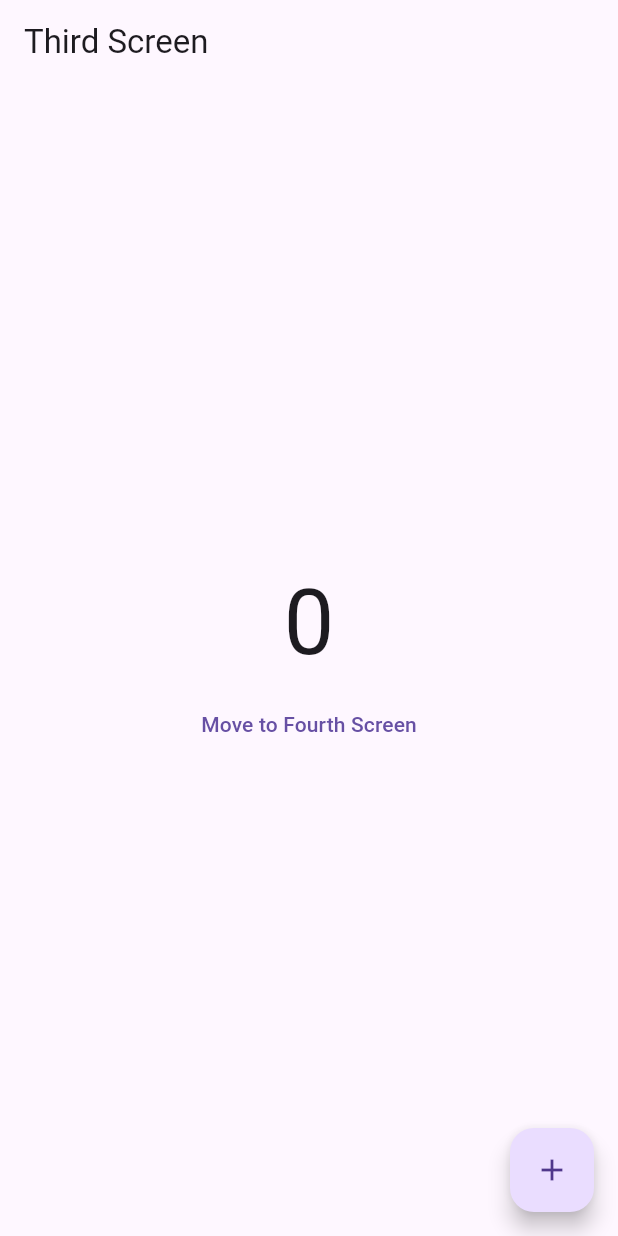
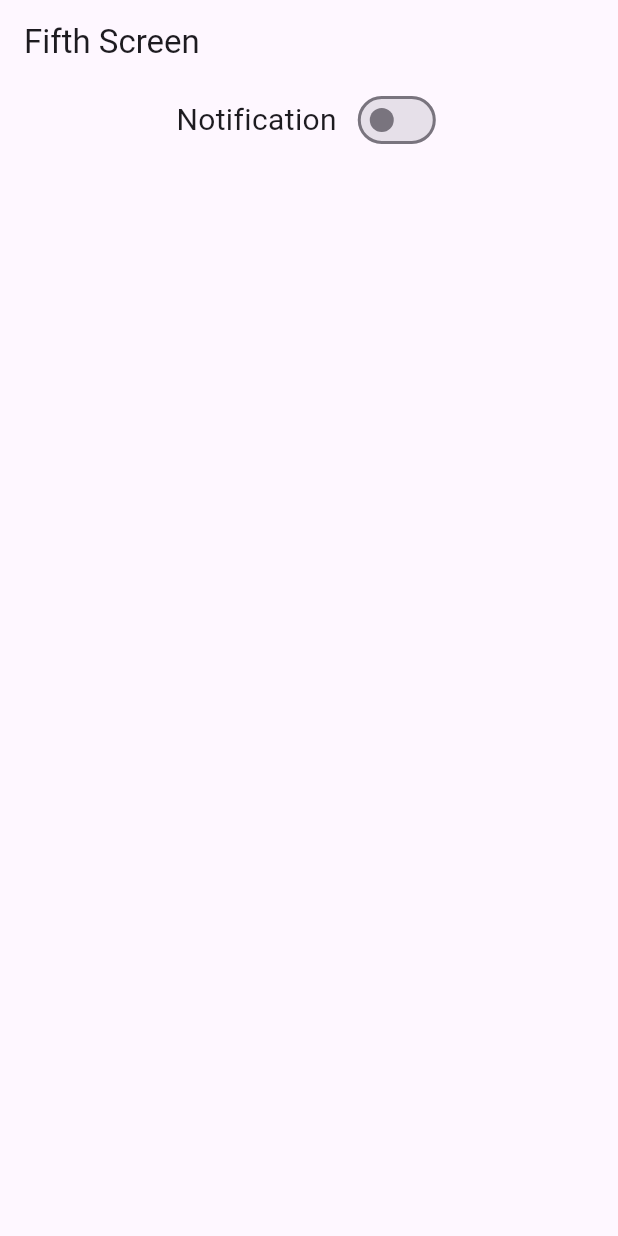
Before and after one commit to asheesh20/tut_getx_app, a Flutter app: the screen it shows after launch, on a phone screen of 412 x 824 dp. Run offline on Flutter 3.47's test engine with Material 3 defaults, Android fonts, the phone set to English and light mode, and no system bars; our stand-ins replace get.

Commit message:
notification slider example

```diff
--- /dev/null
+++ b/lib/controller/notification_controller.dart
@@ -0,0 +1,9 @@
+import 'package:flutter/material.dart';
+import 'package:get/get.dart';
+
+class NotificationController extends GetxController {
+  RxBool notification = false.obs;
+  onChanged(value) {
+    notification.value = value;
+  }
+}
--- a/lib/main.dart
+++ b/lib/main.dart
@@ -128,6 +128,7 @@ class _MyHomePageState extends State<MyHomePage> {
 
 import 'package:flutter/material.dart';
 import 'package:get/get.dart';
+import 'package:tut_getx_app/view/fifth_screen.dart';
 import 'package:tut_getx_app/view/home_screen.dart';
 import 'package:tut_getx_app/view/screen_one.dart';
 import 'package:tut_getx_app/view/screen_two.dart';
@@ -145,7 +146,7 @@ class MyApp extends StatelessWidget {
     return GetMaterialApp(
       debugShowCheckedModeBanner: false,
       //home: HomeScreen(),
-      home: ThirdScreen(),
+      home: FifthScreen(),
       // For Routing
       getPages: [
         GetPage(name: '/', page: () => HomeScreen()),
--- /dev/null
+++ b/lib/view/fifth_screen.dart
@@ -0,0 +1,54 @@
+import 'package:flutter/material.dart';
+import 'package:get/get.dart';
+import 'package:tut_getx_app/controller/notification_controller.dart';
+
+class FifthScreen extends StatefulWidget {
+  const FifthScreen({super.key});
+
+  @override
+  State<FifthScreen> createState() => _FifthScreenState();
+}
+
+class _FifthScreenState extends State<FifthScreen> {
+  final NotificationController controller = Get.put(NotificationController());
+  //bool notification = false;
+  @override
+  Widget build(context) {
+    return Scaffold(
+      appBar: AppBar(
+        title: const Text('Fifth Screen'),
+      ),
+      body: Column(
+        children: [
+          Row(
+            mainAxisAlignment: MainAxisAlignment.center,
+            crossAxisAlignment: CrossAxisAlignment.center,
+            children: [
+              const Text(
+                'Notification',
+                style: TextStyle(fontSize: 20),
+              ),
+              const SizedBox(
+                width: 10,
+              ),
+              Obx(
+                () => Switch(
+                  value: controller.notification.value,
+                  onChanged: (value) {
+                    controller.onChanged(value);
+                  },
+                ),
+              ),
+              // Switch(
+              //     value: notification,
+              //     onChanged: (value) {
+              //       notification = value;
+              //       setState(() {});
+              //     }),
+            ],
+          )
+        ],
+      ),
+    );
+  }
+}
```
